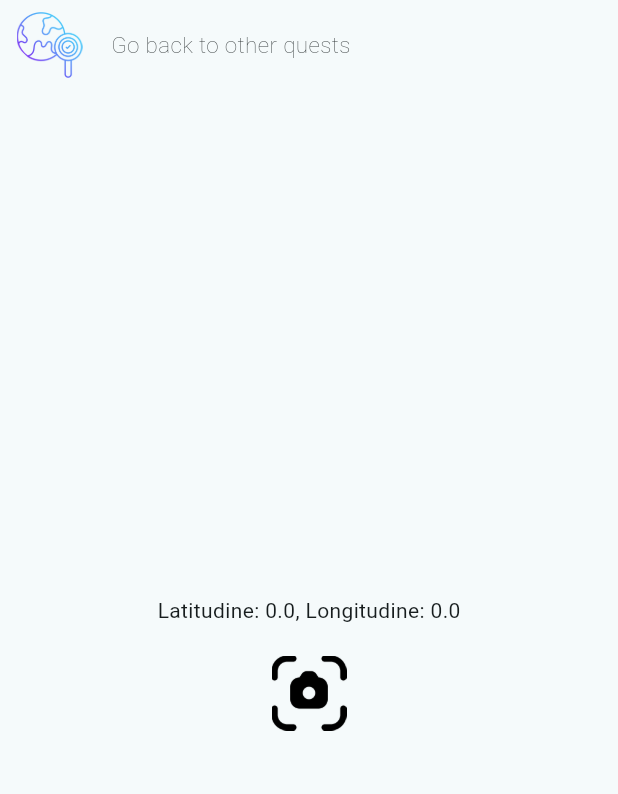
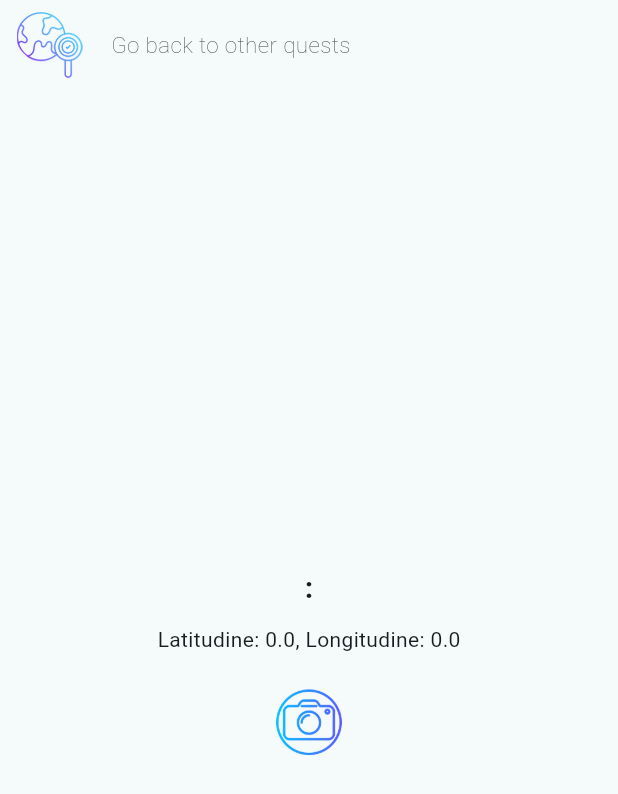
Before and after one commit to MaryRinaldi/intelligearth_mobile_app, a Flutter app: the MapScreen screen opened directly with empty values, on a phone screen of 412 x 824 dp. Shown: the top 794 px of the screen. Run offline on Flutter 3.47's test engine with Material 3 defaults, Android fonts, the phone set to English and light mode, and no system bars; our stand-ins replace image_picker, shared_preferences; accounts and stored records are empty.

Commit message:
map screen design

```diff
--- a/lib/screens/map_screen.dart
+++ b/lib/screens/map_screen.dart
@@ -8,10 +8,12 @@ class MapScreen extends StatelessWidget {
     super.key,
     required this.latitude,
     required this.longitude,
+    required this.questTitle, // Ricevi anche il titolo della quest
   });
 
   final double latitude;
   final double longitude;
+  final String questTitle; // Aggiungi una variabile per il titolo
 
   Future<void> _openCamera(BuildContext context) async {
     final picker = ImagePicker();
@@ -74,14 +76,19 @@ class MapScreen extends StatelessWidget {
         child: Column(
           mainAxisAlignment: MainAxisAlignment.center,
           children: [
+            Text(
+              '$questTitle:', // Visualizza il titolo della quest
+              style: const TextStyle(fontSize: 20, fontWeight: FontWeight.bold),
+            ),
+            const SizedBox(height: 10),
             Text("Latitudine: $latitude, Longitudine: $longitude"),
             const SizedBox(height: 20),
             GestureDetector(
               onTap: () => _openCamera(context),
               child: Image.asset(
-                'assets/icons/scatta_foto.png', // Percorso della tua icona
-                height: 50, // Altezza dell'icona
-                width: 50, // Larghezza dell'icona
+                'assets/icons/camera.png',
+                height: 50,
+                width: 50,
               ),
             ),
           ],
```
